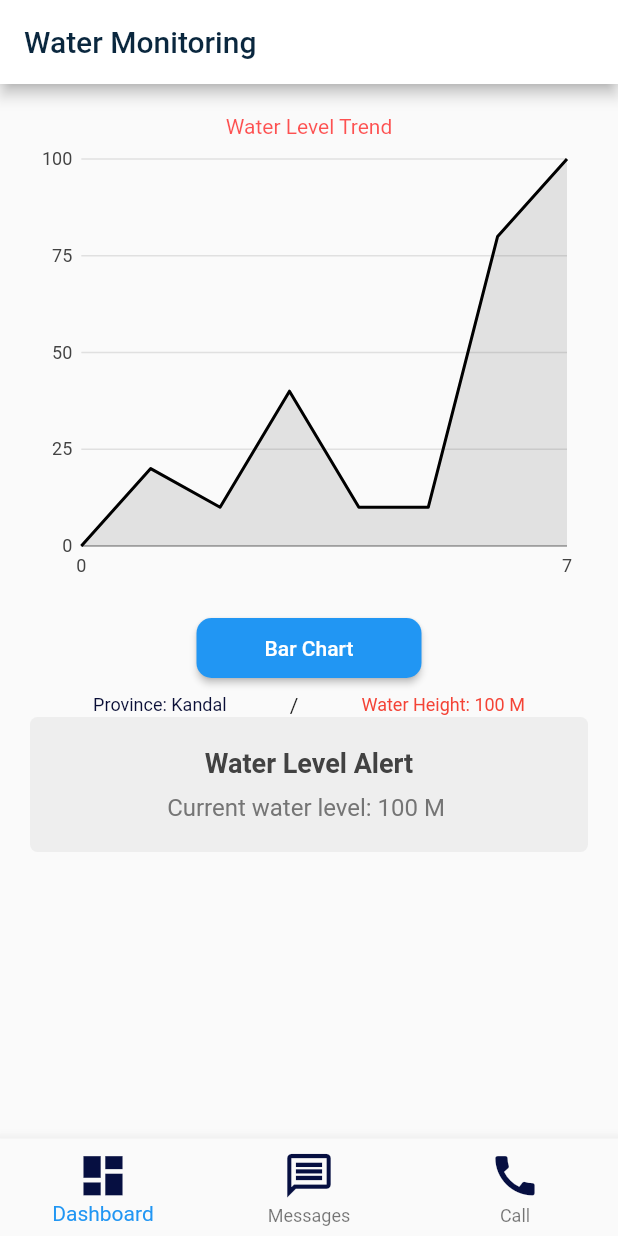
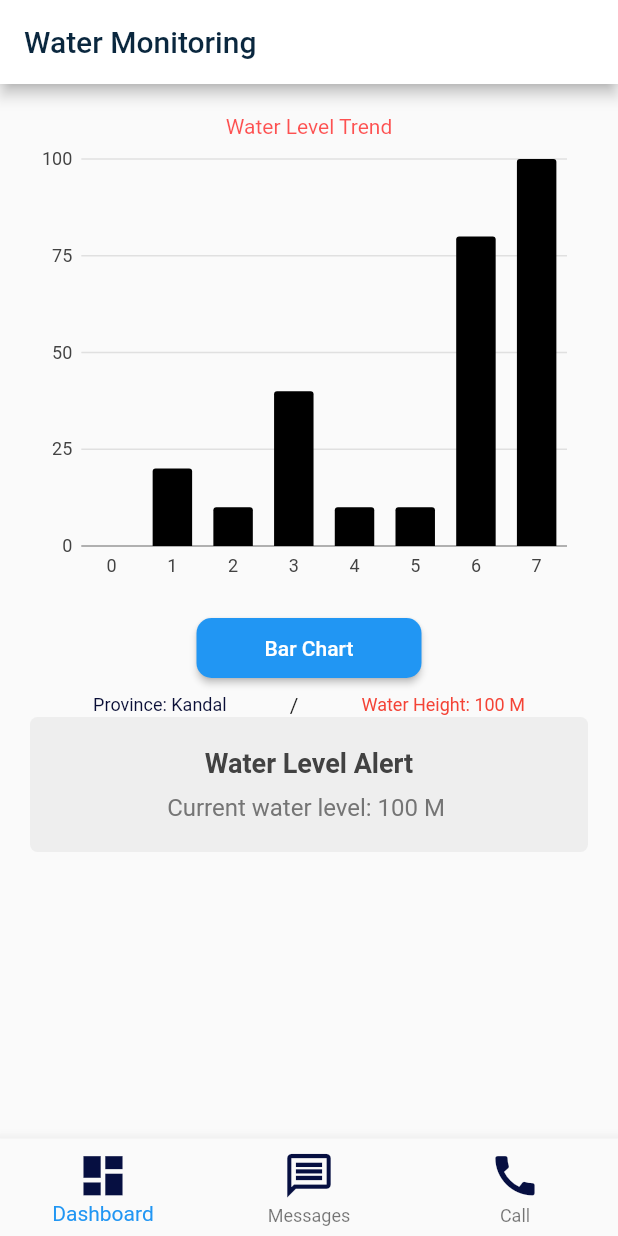
Before and after one commit to Thornsopanha/mrc-mobile-app, a Flutter app: the screen it shows after launch, after a tap on "Bar Chart", on a phone screen of 412 x 824 dp. Run offline on Flutter 3.47's test engine with Material 2 defaults, Android fonts, the phone set to English and light mode, and no system bars; our stand-ins replace charts_flutter; Roboto replaces fonts that are missing (CADTMonoDisplay).

Commit message:
add bar chart

```diff
--- a/mrc_mobile_app/lib/Funtions/button.dart
+++ b/mrc_mobile_app/lib/Funtions/button.dart
@@ -4,10 +4,11 @@ class Button extends StatelessWidget {
   const Button({
     Key? key,
     this.label = "Label",
-    required Null Function() onPressed,
+    required this.onPressed,
   }) : super(key: key);
 
   final String label;
+  final void Function() onPressed;
 
   @override
   Widget build(BuildContext context) {
@@ -15,10 +16,9 @@ class Button extends StatelessWidget {
       height: 40,
       width: 150,
       child: ElevatedButton(
-        onPressed: () {}, // pass the onPressed callback here
+        onPressed: onPressed,
         style: ButtonStyle(
-            shape: MaterialStateProperty.all<RoundedRectangleBorder>(
-                RoundedRectangleBorder(
+            shape: MaterialStateProperty.all<RoundedRectangleBorder>(RoundedRectangleBorder(
           borderRadius: BorderRadius.circular(10),
         ))),
         child: Text(
--- a/mrc_mobile_app/lib/homepage.dart
+++ b/mrc_mobile_app/lib/homepage.dart
@@ -1,6 +1,7 @@
 import 'package:flutter/material.dart';
 import 'package:charts_flutter/flutter.dart' as charts;
 import 'package:mrc_mobile_app/Funtions/button.dart';
+import 'package:mrc_mobile_app/mrc_bar_chart.dart';
 import 'package:mrc_mobile_app/message_page.dart';
 import 'Funtions/message_card1.dart';
 import 'providers/water_data_provider.dart';
@@ -61,27 +62,15 @@ class _MyHomePageState extends State<MyHomePage> {
         padding: const EdgeInsets.all(20.0),
         child: Column(
           children: <Widget>[
-            const Text('Water Level Trend',
-                style: TextStyle(
-                    color: Color.fromARGB(174, 255, 2, 2),
-                    fontFamily: 'CADTMonoDisplay',
-                    fontSize: 14)),
-            SizedBox(
-                height: 300,
-                child: charts.LineChart(
-                  [
-                    charts.Series<WaterDataPoint, int>(
-                      id: 'Water Level',
-                      colorFn: (_, __) => charts.MaterialPalette.black,
-                      data: _data,
-                      domainFn: (WaterDataPoint dataPoint, _) => dataPoint.time,
-                      measureFn: (WaterDataPoint dataPoint, _) =>
-                          dataPoint.level,
-                    ),
-                  ],
-                  animate: true,
-                  defaultRenderer: charts.LineRendererConfig(includeArea: true),
-                )),
+            const Text(
+              'Water Level Trend',
+              style: TextStyle(
+                color: Color.fromARGB(174, 255, 2, 2),
+                fontFamily: 'CADTMonoDisplay',
+                fontSize: 14,
+              ),
+            ),
+            buildChart(),
             const SizedBox(height: 20),
             Button(
               onPressed: () {
@@ -100,16 +89,11 @@ class _MyHomePageState extends State<MyHomePage> {
                 Text(
                   'Province: ${_data.last.province}',
                   style: const TextStyle(
-                      color: Color.fromARGB(255, 9, 14, 54),
-                      fontFamily: 'CADTMonoDisplay',
-                      fontSize: 12),
+                      color: Color.fromARGB(255, 9, 14, 54), fontFamily: 'CADTMonoDisplay', fontSize: 12),
                 ),
                 const Text('/'),
                 Text('Water Height: ${_data.last.level} M',
-                    style: const TextStyle(
-                        color: Colors.red,
-                        fontFamily: 'CADTMonoDisplay',
-                        fontSize: 12)),
+                    style: const TextStyle(color: Colors.red, fontFamily: 'CADTMonoDisplay', fontSize: 12)),
               ],
             ),
             MessageCard1(
@@ -166,4 +150,55 @@ class _MyHomePageState extends State<MyHomePage> {
       // ... other widgets ...
     );
   }
+
+  Widget buildVisibility({
+    required bool visible,
+    required Widget child,
+  }) {
+    return Visibility(
+      visible: visible,
+      child: TweenAnimationBuilder<int>(
+        duration: const Duration(milliseconds: 250),
+        tween: IntTween(begin: 0, end: 1),
+        child: child,
+        builder: (context, value, child) {
+          return AnimatedOpacity(
+            opacity: value == 1 ? 1.0 : 0.0,
+            duration: const Duration(milliseconds: 250),
+            child: child,
+          );
+        },
+      ),
+    );
+  }
+
+  Widget buildChart() {
+    return SizedBox(
+      height: 300,
+      child: Stack(
+        children: [
+          buildVisibility(
+            visible: !_isLineChart,
+            child: MrcBarChart(data: _data),
+          ),
+          buildVisibility(
+            visible: _isLineChart,
+            child: charts.LineChart(
+              [
+                charts.Series<WaterDataPoint, int>(
+                  id: 'Water Level',
+                  colorFn: (_, __) => charts.MaterialPalette.black,
+                  data: _data,
+                  domainFn: (WaterDataPoint dataPoint, _) => dataPoint.time,
+                  measureFn: (WaterDataPoint dataPoint, _) => dataPoint.level,
+                ),
+              ],
+              animate: true,
+              defaultRenderer: charts.LineRendererConfig(includeArea: true),
+            ),
+          ),
+        ],
+      ),
+    );
+  }
 }
--- a/mrc_mobile_app/lib/message_page.dart
+++ b/mrc_mobile_app/lib/message_page.dart
@@ -9,9 +9,9 @@ class MessagePage extends StatelessWidget {
     return Scaffold(
         appBar: AppBar(
           backgroundColor: Color.fromARGB(255, 163, 7, 7),
-          title: const Row(
+          title: Row(
             mainAxisAlignment: MainAxisAlignment.center,
-            children: [
+            children: const [
               Text("Message"),
               Spacer(),
               Icon(
--- /dev/null
+++ b/mrc_mobile_app/lib/mrc_bar_chart.dart
@@ -0,0 +1,29 @@
+import 'package:charts_flutter/flutter.dart';
+import 'package:flutter/material.dart';
+import 'package:mrc_mobile_app/providers/water_data_provider.dart';
+
+class MrcBarChart extends StatelessWidget {
+  const MrcBarChart({
+    super.key,
+    required this.data,
+  });
+
+  final List<WaterDataPoint> data;
+
+  @override
+  Widget build(BuildContext context) {
+    return BarChart(
+      [
+        Series<WaterDataPoint, String>(
+          id: 'Water Level',
+          colorFn: (_, __) => MaterialPalette.black,
+          data: data,
+          domainFn: (WaterDataPoint dataPoint, _) => dataPoint.time.toString(),
+          measureFn: (WaterDataPoint dataPoint, _) => dataPoint.level,
+        ),
+      ],
+      animate: true,
+      defaultRenderer: BarRendererConfig(),
+    );
+  }
+}
--- a/mrc_mobile_app/pubspec.yaml
+++ b/mrc_mobile_app/pubspec.yaml
@@ -2,7 +2,7 @@ name: mrc_mobile_app
 description: A new Flutter project.
 # The following line prevents the package from being accidentally published to
 # pub.dev using `flutter pub publish`. This is preferred for private packages.
-publish_to: 'none' # Remove this line if you wish to publish to pub.dev
+publish_to: "none" # Remove this line if you wish to publish to pub.dev
 
 # The following defines the version and build number for your application.
 # A version number is three numbers separated by dots, like 1.2.43
@@ -19,7 +19,7 @@ publish_to: 'none' # Remove this line if you wish to publish to pub.dev
 version: 1.0.0+1
 
 environment:
-  sdk: '>=3.0.0-152.0.dev <4.0.0'
+  sdk: ">=2.19.0 <4.0.0"
 
 # Dependencies specify other packages that your package needs in order to work.
 # To automatically upgrade your package dependencies to the latest versions
@@ -30,8 +30,6 @@ environment:
 dependencies:
   flutter:
     sdk: flutter
-
-
 
   # The following adds the Cupertino Icons font to your application.
   # Use with the CupertinoIcons class for iOS style icons.
```
Also changed, not shown: mrc_mobile_app/pubspec.lock, 2 other files.
